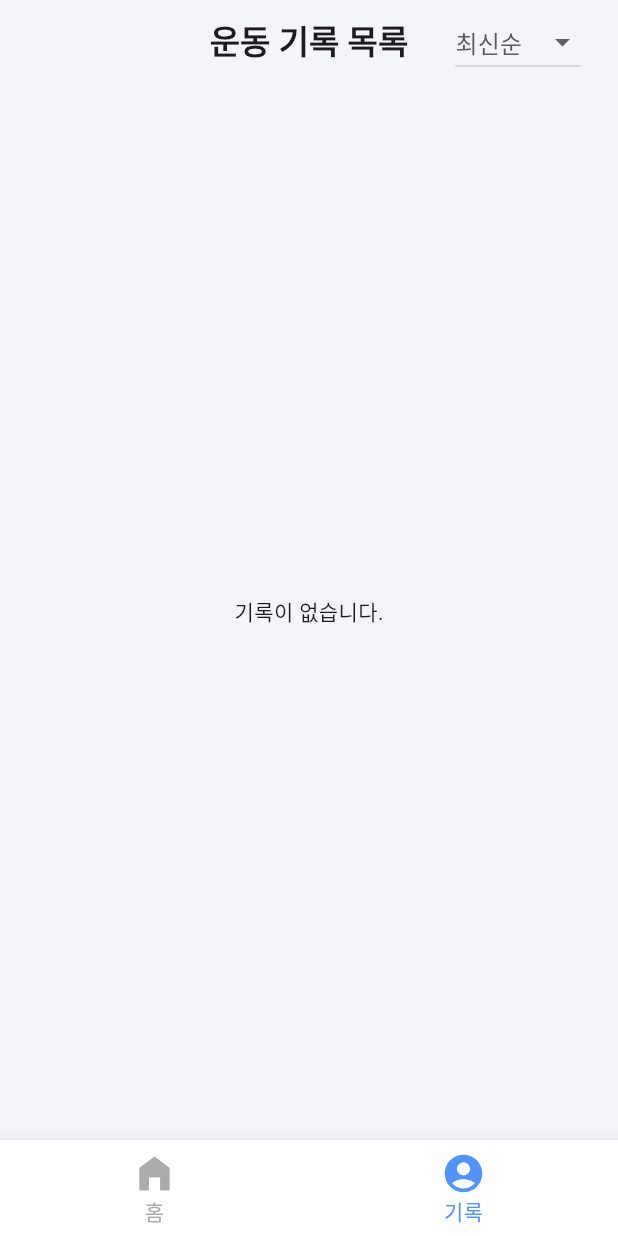
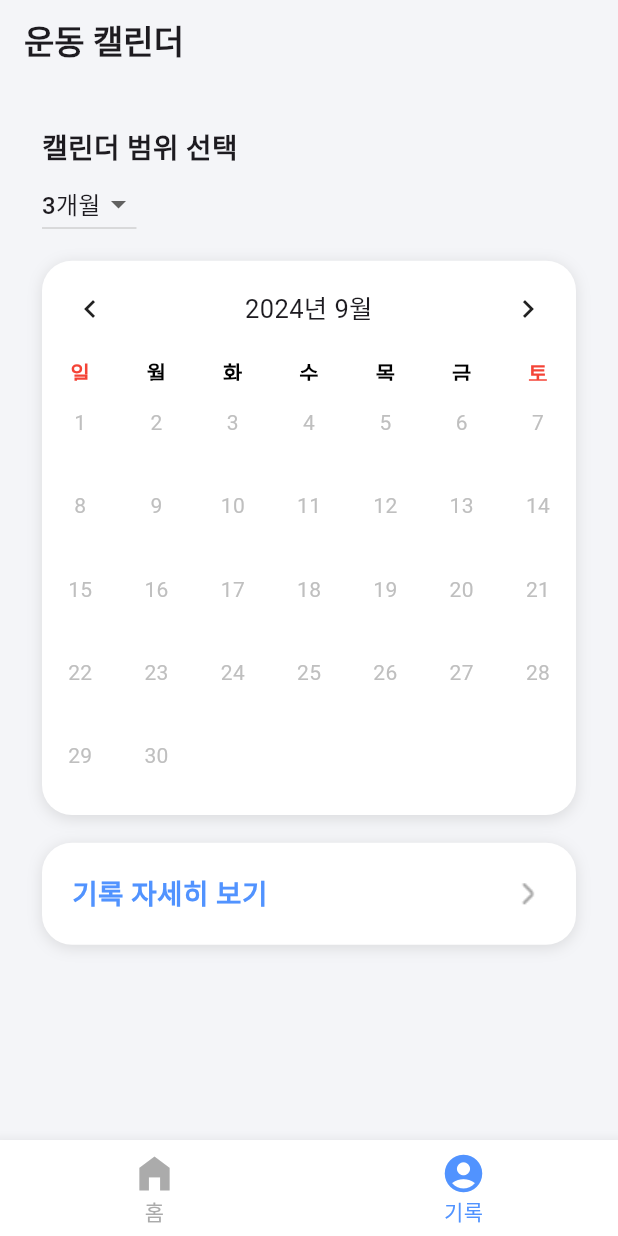
Before and after one commit to yongjun0702/ExerCheck, a Flutter app: the screen it shows after launch, item 2 of the bottom bar chosen, on a phone screen of 412 x 824 dp. Run offline on Flutter 3.47's test engine with Material 3 defaults, Android fonts, the light colour scheme and no system bars; drawn by our look-alikes of table_calendar; our stand-ins replace animated_text_kit, cloud_firestore, firebase_core, shared_preferences; accounts and stored records are empty; Roboto replaces fonts that are missing (Pretendard).

Commit message:
[feat] 운동 달성 캘린더 추가

```diff
--- a/lib/main.dart
+++ b/lib/main.dart
@@ -2,6 +2,7 @@ import 'package:check_bike/screen/home_screen.dart';
 import 'package:check_bike/widget/tab_widget.dart';
 import 'package:flutter/material.dart';
 import 'package:firebase_core/firebase_core.dart';
+import 'package:intl/date_symbol_data_local.dart';
 import 'firebase_options.dart';
 
 late Size ratio;
@@ -12,6 +13,7 @@ void main() async {
   await Firebase.initializeApp(
     options: DefaultFirebaseOptions.currentPlatform,
   );
+  await initializeDateFormatting();
   runApp(const MyApp());
 }
 
@@ -29,7 +31,11 @@ class MyApp extends StatelessWidget {
             ),
 
             debugShowCheckedModeBanner: false,
-            home: RootTab()
+      home: RootTab(),
+      builder: (context, child) => MediaQuery(
+        data: MediaQuery.of(context).copyWith(boldText: false, textScaler: TextScaler.linear(1.0)),
+        child: child!,
+      ),
     );
   }
 }
--- /dev/null
+++ b/lib/screen/calendar_screen.dart
@@ -0,0 +1,300 @@
+import 'package:check_bike/config/color.dart';
+import 'package:check_bike/main.dart';
+import 'package:check_bike/screen/stats_screen.dart';
+import 'package:flutter/cupertino.dart';
+import 'package:flutter/material.dart';
+import 'package:table_calendar/table_calendar.dart';
+import 'package:intl/intl.dart';
+import 'package:cloud_firestore/cloud_firestore.dart';
+
+class CalendarScreen extends StatefulWidget {
+  @override
+  _CalendarScreenState createState() => _CalendarScreenState();
+}
+
+class _CalendarScreenState extends State<CalendarScreen> {
+  Map<DateTime, bool> _exerciseData = {};
+  late DateTime _selectedDay;
+  late DateTime _focusedDay;
+  late DateFormat daysFormat;
+  DateTime _firstDay = DateTime.utc(DateTime
+      .now()
+      .year, DateTime
+      .now()
+      .month - 2, 1);
+  DateTime _lastDay = DateTime.utc(DateTime
+      .now()
+      .year, DateTime
+      .now()
+      .month + 1, 0);
+  String _selectedRange = '3개월';
+
+  final Map<String, Duration> _dateRanges = {
+    '1개월': Duration(days: 30),
+    '3개월': Duration(days: 90),
+    '6개월': Duration(days: 180),
+    '1년': Duration(days: 365),
+  };
+
+  @override
+  void initState() {
+    super.initState();
+    _selectedDay = DateTime.now();
+    _focusedDay = DateTime.now();
+    daysFormat = DateFormat.EEEE('ko'); // 요일 한글표현
+  }
+
+  // 실시간 데이터 스트림
+  Stream<Map<DateTime, bool>> _exerciseDataStream() {
+    return FirebaseFirestore.instance.collection('exercises').snapshots().map(
+          (snapshot) {
+        final data = <DateTime, bool>{};
+        for (var doc in snapshot.docs) {
+          final exerciseData = doc.data();
+          final isGoalAchieved = exerciseData['is_goal_achieved'] as bool?;
+          final startTimeString = exerciseData['start_time'] as String?;
+
+          if (isGoalAchieved != null && startTimeString != null) {
+            try {
+              final startTime =
+              DateFormat('yyyy년 M월 d일 H시 m분').parse(startTimeString);
+              data[DateTime(startTime.year, startTime.month, startTime.day)] =
+                  isGoalAchieved;
+            } catch (e) {
+              print("Error parsing date: $e");
+            }
+          }
+        }
+        return data;
+      },
+    );
+  }
+
+  void _updateCalendarRange(String selectedRange) {
+    setState(() {
+      _selectedRange = selectedRange;
+      final now = DateTime.now();
+      _firstDay = DateTime(now.year, now.month, now.day).subtract(
+          _dateRanges[selectedRange]!);
+      _lastDay = DateTime(now.year, now.month, now.day);
+      _focusedDay = _lastDay;
+    });
+  }
+
+  @override
+  Widget build(BuildContext context) {
+    return Scaffold(
+      backgroundColor: CheckBikeColor.background,
+      appBar: AppBar(
+        title: Text("운동 캘린더", style: TextStyle(fontWeight: FontWeight.bold)),
+        backgroundColor: CheckBikeColor.background,
+        scrolledUnderElevation: 0,
+      ),
+      body: StreamBuilder<Map<DateTime, bool>>(
+        stream: _exerciseDataStream(),
+        builder: (context, snapshot) {
+          if (snapshot.connectionState == ConnectionState.waiting) {
+            return Center(child: CircularProgressIndicator());
+          }
+
+          if (snapshot.hasError) {
+            return Center(child: Text('Error loading data'));
+          }
+
+          if (snapshot.hasData) {
+            _exerciseData = snapshot.data!;
+          }
+
+          return Padding(
+            padding: const EdgeInsets.symmetric(horizontal: 28, vertical: 28),
+            child: Column(
+              crossAxisAlignment: CrossAxisAlignment.start,
+              children: [
+                Text(
+                  "캘린더 범위 선택",
+                  style: TextStyle(
+                      fontSize: ratio.height * 20,
+                      fontWeight: FontWeight.bold),
+                ),
+                DropdownButton<String>(
+                  value: _selectedRange,
+                  items: _dateRanges.keys.map((String key) {
+                    return DropdownMenuItem<String>(
+                      value: key,
+                      child: Text(key),
+                    );
+                  }).toList(),
+                  onChanged: (newValue) {
+                    if (newValue != null) {
+                      _updateCalendarRange(newValue);
+                    }
+                  },
+                ),
+                SizedBox(height: ratio.height * 15),
+                Container(
+                  width: double.infinity,
+                  height: ratio.height * 400,
+                  decoration: BoxDecoration(
+                    borderRadius: BorderRadius.circular(20),
+                    color: Colors.white,
+                    boxShadow: [
+                      BoxShadow(
+                        color: Colors.grey.withOpacity(0.3),
+                        blurRadius: 8.0,
+                        spreadRadius: 0.0,
+                        offset: const Offset(0, 2),
+                      )
+                    ],
+                  ),
+                  child: TableCalendar(
+                    locale: 'ko_KR',
+                    firstDay: _firstDay,
+                    lastDay: _lastDay,
+                    focusedDay: _focusedDay,
+                    rowHeight: ratio.height * 60,
+                    calendarStyle: CalendarStyle(
+                      cellMargin: EdgeInsets.symmetric(vertical: 18),
+                      outsideDaysVisible: false,
+                    ),
+                    calendarBuilders: CalendarBuilders(
+                      defaultBuilder: (context, day, focusedDay) {
+                        final isGoalAchieved = _exerciseData[
+                        DateTime(day.year, day.month, day.day)];
+                        return Container(
+                          margin: EdgeInsets.symmetric(vertical: 10),
+                          child: Column(
+                            children: [
+                              Center(
+                                child: Text(
+                                  '${day.day}',
+                                  style:
+                                  TextStyle(color: CheckBikeColor.darkgrey),
+                                ),
+                              ),
+                              Container(
+                                  child: Center(
+                                      child: isGoalAchieved != null
+                                          ? isGoalAchieved == true
+                                          ? Icon(Icons.check_circle,
+                                          size: 20, color: Colors.green)
+                                          : Icon(Icons.cancel,
+                                          size: 20, color: Colors.red)
+                                          : null)),
+                            ],
+                          ),
+                        );
+                      },
+                      todayBuilder: (context, day, focusedDay) {
+                        final isGoalAchieved = _exerciseData[
+                        DateTime(day.year, day.month, day.day)];
+                        return Container(
+                          margin: EdgeInsets.only(top: 10),
+                          decoration: BoxDecoration(
+                              border:
+                              Border.all(color: CheckBikeColor.mainBlue)),
+                          child: Column(
+                            children: [
+                              Center(
+                                child: Text(
+                                  '${day.day}',
+                                  style:
+                                  TextStyle(color: CheckBikeColor.darkgrey),
+                                ),
+                              ),
+                              Container(
+                                  child: Center(
+                                      child: isGoalAchieved != null
+                                          ? isGoalAchieved == true
+                                          ? Icon(Icons.check_circle,
+                                          size: 20, color: Colors.green)
+                                          : Icon(Icons.cancel,
+                                          size: 20, color: Colors.red)
+                                          : null)),
+                            ],
+                          ),
+                        );
+                      },
+                      selectedBuilder: (context, day, focusedDay) {
+                        return Container(
+                          margin: EdgeInsets.symmetric(vertical: 2),
+                          decoration: BoxDecoration(
+                            color: Colors.transparent,
+                            shape: BoxShape.circle,
+                          ),
+                          child: Center(
+                            child: Text(
+                              '${day.day}',
+                              style: TextStyle(color: Colors.grey),
+                            ),
+                          ),
+                        );
+                      },
+                    ),
+                    headerStyle: HeaderStyle(
+                      titleTextFormatter: (date, locale) =>
+                          DateFormat('yyyy년 M월').format(date),
+                      formatButtonVisible: false,
+                      titleCentered: true,
+                    ),
+                    daysOfWeekStyle: DaysOfWeekStyle(
+                      dowTextFormatter: (date, locale) =>
+                      DateFormat.E(locale).format(date)[0],
+                      weekendStyle: TextStyle(
+                          color: Colors.red, fontWeight: FontWeight.bold),
+                      weekdayStyle: TextStyle(
+                          color: Colors.black, fontWeight: FontWeight.bold),
+                    ),
+                  ),
+                ),
+                SizedBox(height: ratio.height * 20),
+                GestureDetector(
+                  onTap: () {
+                    Navigator.push(
+                      context,
+                      MaterialPageRoute(
+                        builder: (context) => StatsScreen(),
+                      ),
+                    );
+                  },
+                  child: Container(
+                    width: double.infinity,
+                    decoration: BoxDecoration(
+                      borderRadius: BorderRadius.circular(20),
+                      color: Colors.white,
+                      boxShadow: [
+                        BoxShadow(
+                          color: Colors.grey.withOpacity(0.3),
+                          blurRadius: 8.0,
+                          spreadRadius: 0.0,
+                          offset: const Offset(0, 2),
+                        ),
+                      ],
+                    ),
+                    child: Padding(
+                      padding: const EdgeInsets.symmetric(
+                          vertical: 20, horizontal: 20),
+                      child: Row(
+                        children: [
+                          Text(
+                            "기록 자세히 보기",
+                            style: TextStyle(
+                              fontSize: ratio.height * 20,
+                              fontWeight: FontWeight.bold,
+                              color: CheckBikeColor.mainBlue,
+                            ),
+                          ),
+                          Spacer(),
+                          Image.asset("assets/img/navigation.png"),
+                        ],
+                      ),
+                    ),
+                  ),
+                ),
+              ],
+            ),
+          );
+        },
+      ),
+    );
+  }
+}
--- a/lib/widget/card_widget.dart
+++ b/lib/widget/card_widget.dart
@@ -55,14 +55,14 @@ class BuildCard extends StatelessWidget {
                   TextSpan(
                       text: value,
                       style: TextStyle(
-                          fontSize: ratio.height * 23,
+                          fontSize: ratio.height * 20,
                           fontWeight: FontWeight.bold,
                           color: CheckBikeColor.mainBlue)),
                   if (content != null)
                     TextSpan(
                         text: ' $content',
                         style: TextStyle(
-                            fontSize: ratio.height * 23,
+                            fontSize: ratio.height * 20,
                             fontWeight: FontWeight.bold,
                             color: CheckBikeColor.grey3)),
                 ],
--- a/lib/widget/tab_widget.dart
+++ b/lib/widget/tab_widget.dart
@@ -1,4 +1,5 @@
 import 'package:check_bike/config/color.dart';
+import 'package:check_bike/screen/calendar_screen.dart';
 import 'package:check_bike/screen/home_screen.dart';
 import 'package:check_bike/screen/stats_screen.dart';
 import 'package:check_bike/screen/timer_screen.dart';
@@ -44,7 +45,7 @@ class _RootTabState extends State<RootTab> with SingleTickerProviderStateMixin {
         controller: controller,
         children: [
           HomeScreen(),
-          StatsScreen()
+          CalendarScreen()
         ],
       ),
       bottomNavigationBar: BottomNavigationBar(
```
Also changed, not shown: lib/screen/home_screen.dart (+19 -16 lines), lib/screen/timer_screen.dart (+29 -9 lines).
